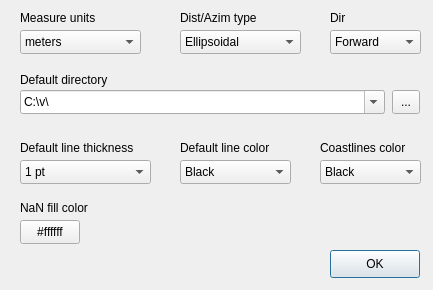
GenericMappingTools/InteractiveGMT, file deps/ui/preferences.ui: the form before one commit.
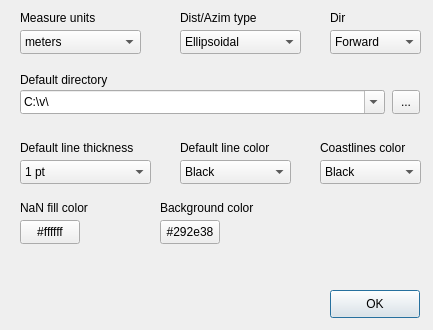
The form after the commit.

Commit message:
Add Background color option to File > Preferences
Solid-colour override for the 3-D viewer background, persisted via the
existing igmtSettings() ini store (prefs/backgroundColor). One shared
applyBackgroundPref() applies it at scene creation and re-applies live
to every open window when changed; empty value keeps the built-in
dark-slate/steel-blue gradient. Small Reset control clears the override.

```diff
--- a/deps/ui/preferences.ui
+++ b/deps/ui/preferences.ui
@@ -7,7 +7,7 @@
     <x>0</x>
     <y>0</y>
     <width>433</width>
-    <height>290</height>
+    <height>330</height>
    </rect>
   </property>
   <property name="windowTitle">
@@ -219,7 +219,7 @@
    <property name="geometry">
     <rect>
      <x>330</x>
-     <y>250</y>
+     <y>290</y>
      <width>90</width>
      <height>28</height>
     </rect>
@@ -231,6 +231,35 @@
     <bool>true</bool>
    </property>
   </widget>
+  <widget class="QLabel" name="lblBgColor">
+   <property name="geometry">
+    <rect>
+     <x>160</x>
+     <y>200</y>
+     <width>141</width>
+     <height>16</height>
+    </rect>
+   </property>
+   <property name="text">
+    <string>Background color</string>
+   </property>
+  </widget>
+  <widget class="QPushButton" name="btnBgColor">
+   <property name="geometry">
+    <rect>
+     <x>160</x>
+     <y>220</y>
+     <width>60</width>
+     <height>24</height>
+    </rect>
+   </property>
+   <property name="toolTip">
+    <string>Solid colour for the 3-D viewer background. Click to choose.</string>
+   </property>
+   <property name="text">
+    <string>#292e38</string>
+   </property>
+  </widget>
   <widget class="QLabel" name="lblNanColor">
    <property name="geometry">
     <rect>
```
The commit also changes 2 other files.
